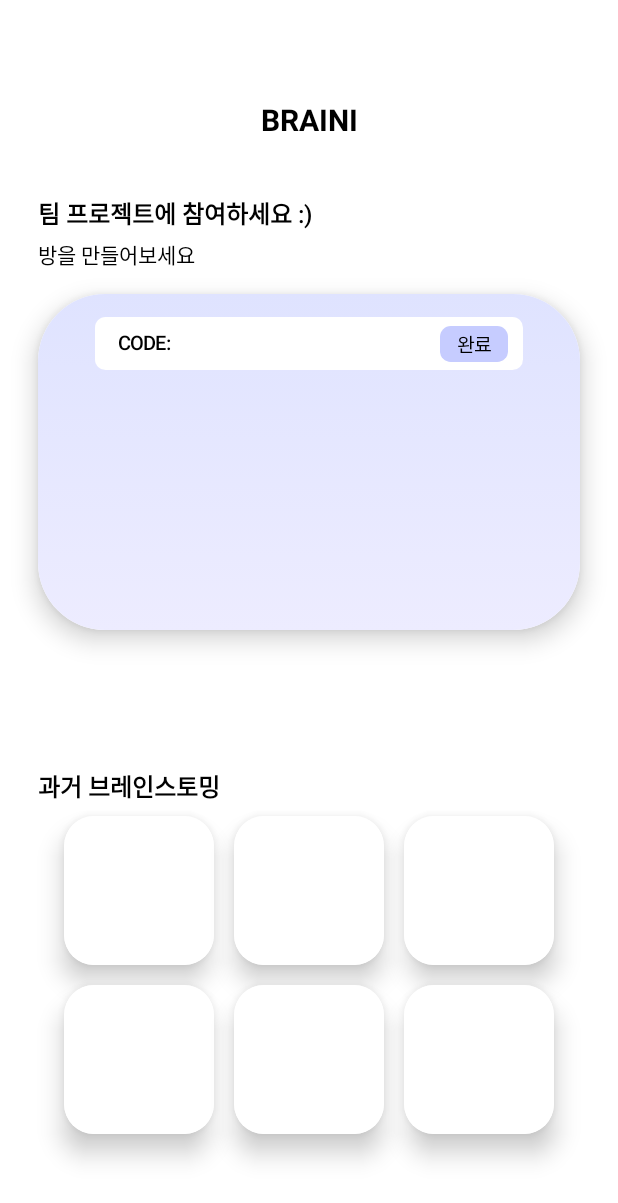
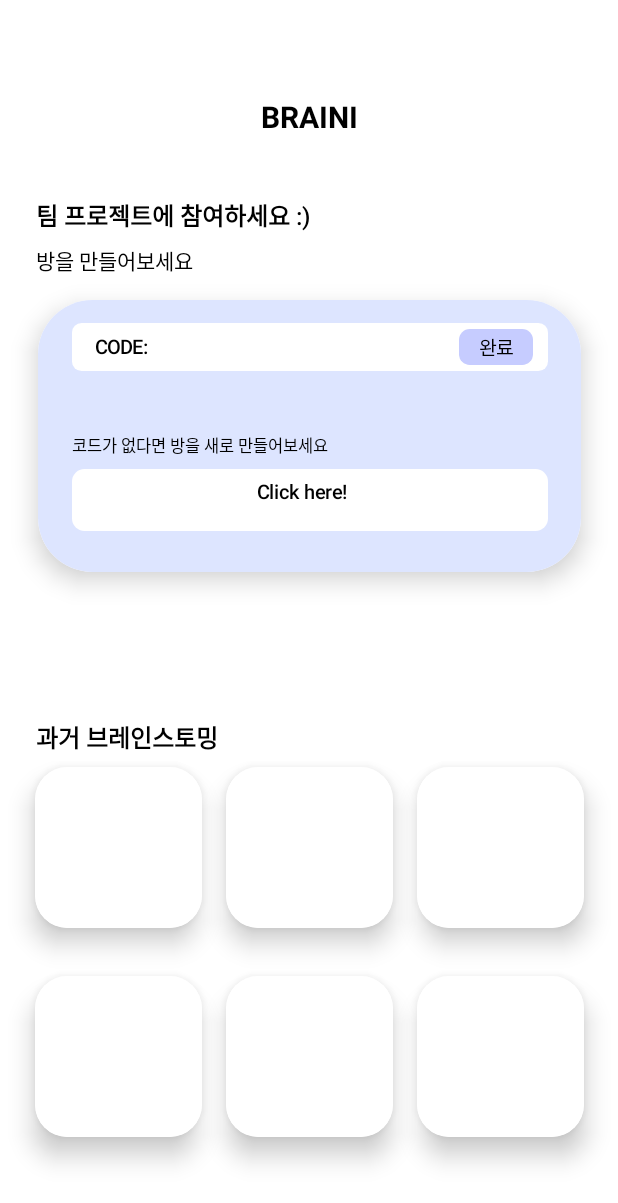
Before and after one commit to Apptive2022-1/Braini, an Android app built with Jetpack Compose: the @Preview function RoomCreateScreenPreview, on a phone screen of 412 x 824 dp. Shown: the top 1203 px of the screen. Run offline under Robolectric (Android 15) with nearby library versions, the phone set to English and light mode, and no system bars.

Commit message:
방생성화면 (Main화면) 수정
퍼센트로 비율 조정 & 화면 디자인 수정

```diff
--- a/app/src/main/java/com/apptive/braini/presentation/view/Main.kt
+++ b/app/src/main/java/com/apptive/braini/presentation/view/Main.kt
@@ -1,5 +1,6 @@
 package com.apptive.braini.presentation.view
 
+import android.content.Context
 import androidx.compose.foundation.background
 import androidx.compose.foundation.clickable
 import androidx.compose.foundation.layout.*
@@ -16,15 +17,22 @@ import androidx.compose.ui.text.font.FontWeight
 import androidx.compose.ui.tooling.preview.Preview
 import androidx.compose.ui.unit.dp
 import androidx.compose.ui.unit.sp
+import androidx.navigation.NavController
+import androidx.navigation.compose.rememberNavController
+import com.apptive.braini.presentation.height
+import com.apptive.braini.presentation.navigation.Screen
+import com.apptive.braini.presentation.width
 import com.apptive.braini.ui.theme.LayoutPracticeTheme
 
 
 @Composable
-fun MainScreen() {
+fun MainScreen(
+    navController: NavController
+) {
     MainContent {
         Logo()
         GuideSentense()
-        CreateBox()
+        CreateBox(navController)
         PastRecord()
     }
 }
@@ -35,7 +43,8 @@ private fun MainContent(
     Column(
         modifier = Modifier
             .fillMaxSize()
-            .padding(horizontal = 25.dp, vertical = 45.dp)
+            .width(87)
+            .height(92)
             .wrapContentSize(Alignment.Center),
         horizontalAlignment = Alignment.CenterHorizontally,
         content = content
@@ -49,66 +58,70 @@ private fun Logo(){
         fontSize = 20.sp,
         fontWeight = FontWeight.Bold
     )
-    Spacer(modifier = Modifier.height(38.dp))
+    Spacer(modifier = Modifier.height(5))
 }
 
 @Composable
 private fun GuideSentense(
     modifier: Modifier = Modifier
 ){
+    Row(){
+        Spacer(modifier = Modifier.width(6))
         Text(
             modifier = modifier.fillMaxWidth(),
             text = "팀 프로젝트에 참여하세요 :)",
             fontSize = 16.sp,
             fontWeight = FontWeight.SemiBold
         )
-    Spacer(modifier = Modifier.height(5.dp))
+    }
+    Spacer(modifier = Modifier.height(1))
+    Row(){
+        Spacer(modifier = Modifier.width(6))
         Text(
             modifier = modifier.fillMaxWidth(),
             text = "방을 만들어보세요",
             fontSize = 14.sp,
             fontWeight = FontWeight.Medium
         )
-    Spacer(modifier = Modifier.height(16.dp))
+    }
+    Spacer(modifier = Modifier.height(2))
 }
 
 @Composable
-private fun CreateBox(){
+private fun CreateBox(
+    navController: NavController
+){
     Surface(
         shape = RoundedCornerShape(20),
         elevation = 10.dp
     ) {
         Column(
             modifier = Modifier
-                .fillMaxWidth()
-                .width(339.dp)
-                .height(224.dp)
+                .width(88)
+                .height(22)
                 .background(
-                    brush = Brush.verticalGradient(
-                        listOf(
-                            Color(223, 227, 255),
-                            Color(237, 236, 255)
-                        )
-                    )
+                    color = Color(221, 229, 255)
                 )
                 .padding(top = 15.dp),
             horizontalAlignment = Alignment.CenterHorizontally
         ){
             CodeBox()
+            Spacer(modifier = Modifier.height(5))
+            NewBox(navController)
         }
     }
-    Spacer(modifier = Modifier.height(92.dp))
+    Spacer(modifier = Modifier.height(12))
 }
 
 @Composable
 private fun CodeBox(){
     Box(
         modifier = Modifier
-            .width(285.dp)
-            .height(35.dp)
+            .width(77)
+            .height(4)
             .clip(RoundedCornerShape(20))
             .background(Color.White)
-            .padding( start = 15.dp, end = 10.dp)
+            .padding(start = 15.dp, end = 10.dp)
     ){
         Row(
             modifier = Modifier.fillMaxSize(),
@@ -123,11 +136,11 @@ private fun CodeBox(){
             Spacer(modifier = Modifier.weight(1f))
             Box(
                 modifier = Modifier
-                    .width(45.dp)
-                    .height(24.dp)
+                    .width(12)
+                    .height(3)
                     .clip(RoundedCornerShape(30))
                     .background(color = Color(red = 198, green = 204, blue = 255))
-                    .clickable {  },
+                    .clickable { },
                 contentAlignment = Alignment.Center){
                 Text(
                     text = "완료",
@@ -141,28 +154,70 @@ private fun CodeBox(){
 }
 
 @Composable
+private fun NewBox(
+    navController: NavController
+) {
+    Column(){
+        Text(
+            text = "코드가 없다면 방을 새로 만들어보세요",
+            color = Color.Black,
+            fontWeight = FontWeight.Medium,
+            fontSize = 11.sp
+        )
+        Spacer(modifier = Modifier.height(1))
+        Box(
+            modifier = Modifier
+                .width(77)
+                .height(5)
+                .clip(RoundedCornerShape(20))
+                .background(Color.White)
+                .clickable {
+                    navController.navigate(route = Screen.RoomCreate.route)
+                }
+        ){
+            Column(){
+                Spacer(modifier = Modifier.height(1))
+                Row(){
+                    Spacer(modifier = Modifier.width(30))
+                    Text(
+                        text = "Click here!",
+                        color = Color.Black,
+                        fontWeight = FontWeight.Medium,
+                        fontSize = 13.sp
+                    )
+                }
+            }
+        }
+    }
+}
+
+
+    @Composable
 private fun PastRecord(){
+    Row(){
+        Spacer(modifier = Modifier.width(6))
         Text(
             modifier = Modifier.fillMaxWidth(),
             text = "과거 브레인스토밍",
             fontSize = 16.sp,
             fontWeight = FontWeight.SemiBold
         )
-    Spacer(modifier = Modifier.height(8.dp))
+    }
+    Spacer(modifier = Modifier.height(1))
     Column{
         Row {
             PastRecordBox()
-            Spacer(modifier = Modifier.width(13.dp))
+            Spacer(modifier = Modifier.width(4))
             PastRecordBox()
-            Spacer(modifier = Modifier.width(13.dp))
+            Spacer(modifier = Modifier.width(4))
             PastRecordBox()
         }
-        Spacer(modifier = Modifier.height(13.dp))
+        Spacer(modifier = Modifier.height(4))
         Row{
             PastRecordBox()
-            Spacer(modifier = Modifier.width(13.dp))
+            Spacer(modifier = Modifier.width(4))
             PastRecordBox()
-            Spacer(modifier = Modifier.width(13.dp))
+            Spacer(modifier = Modifier.width(4))
             PastRecordBox()
         }
     }
@@ -175,8 +230,8 @@ private fun PastRecordBox(){
         elevation = 10.dp
     ){
         Box(modifier = Modifier
-            .width(100.dp)
-            .height(99.dp)
+            .width(27)
+            .height(13)
             .clip(RoundedCornerShape(20))
             .background(Color.White)
         )
@@ -186,8 +241,7 @@ private fun PastRecordBox(){
 @Preview(showSystemUi = true)
 @Composable
 private fun RoomCreateScreenPreview() {
-    LayoutPracticeTheme() {
-
+    val navController = rememberNavController()
+    LayoutPracticeTheme() {}
+    MainScreen(navController = navController)
 }
-    MainScreen()
-}
```
Lines whose indentation alone changed are shown as unchanged.
